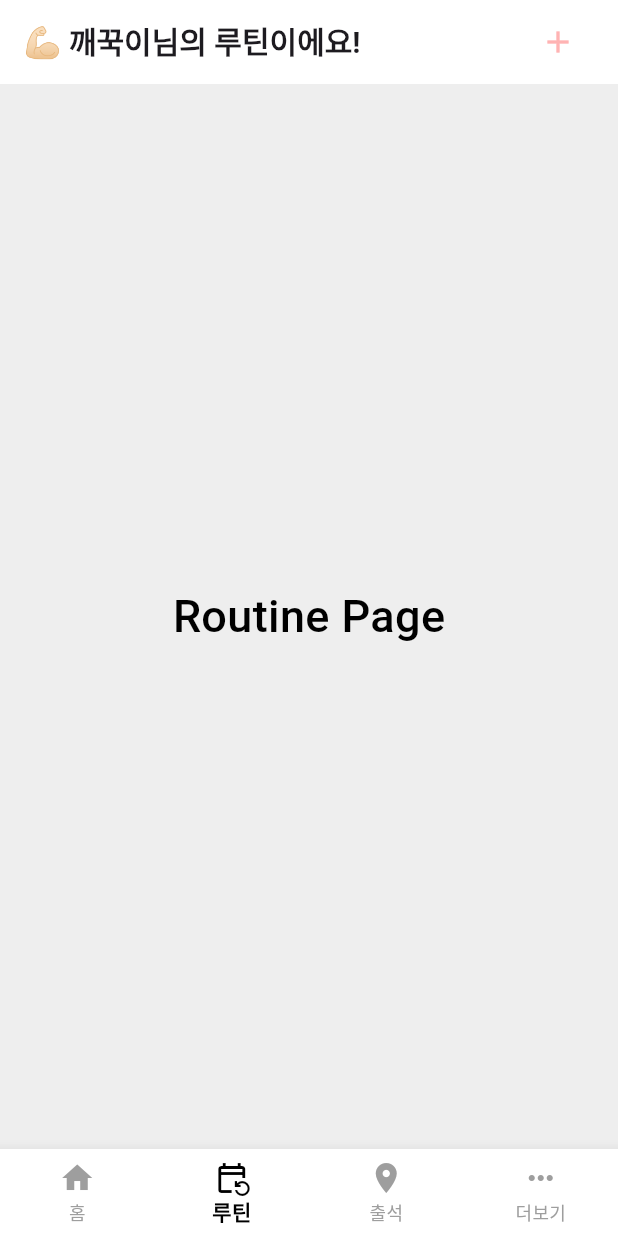
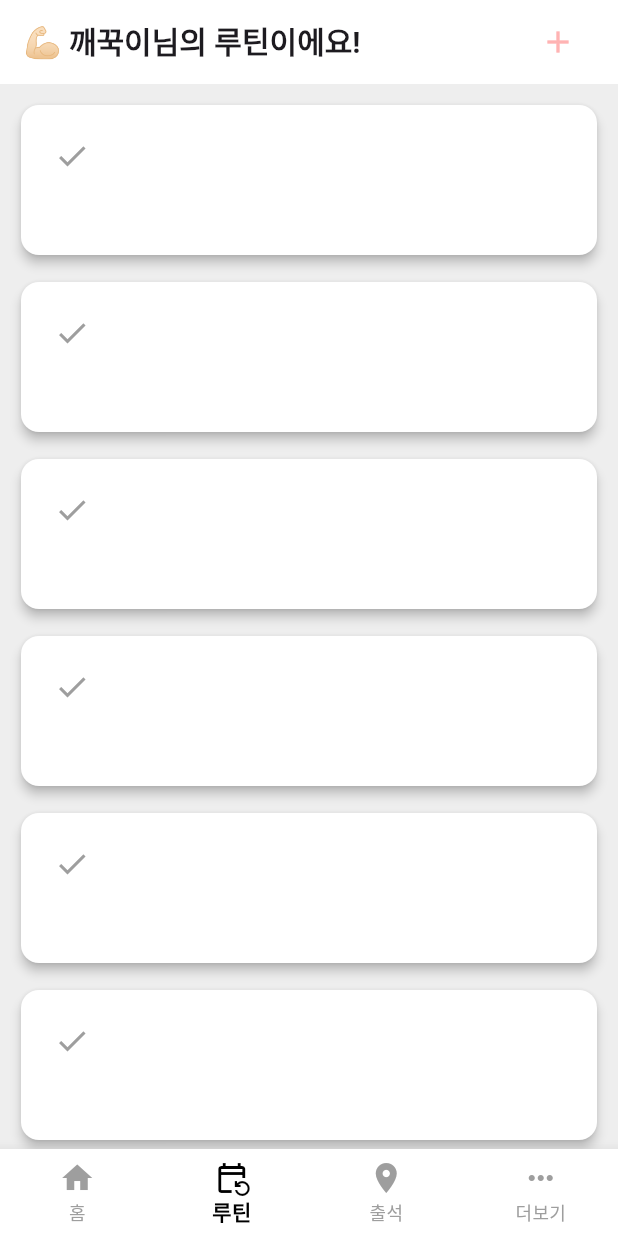
Before and after one commit to pre-per/healthudy, a Flutter app: the screen it shows after launch, item 2 of the bottom bar chosen, on a phone screen of 412 x 824 dp. Run offline on Flutter 3.47's test engine with Material 3 defaults, Android fonts, the phone set to English and light mode, and no system bars; our stand-ins replace table_calendar.

Commit message:
fifth commit

```diff
--- /dev/null
+++ b/lib/component/cardList.dart
@@ -0,0 +1,20 @@
+import 'package:flutter/material.dart';
+import 'package:healthudy/component/routineCard.dart';
+import 'package:healthudy/provider/cardProvider.dart';
+import 'package:provider/provider.dart';
+
+class CardListWidget extends StatelessWidget {
+  const CardListWidget({super.key});
+
+  @override
+  Widget build(BuildContext context) {
+    return Flexible(
+      child: ListView.builder(
+        itemCount: Provider.of<CardProvider>(context).cardNum,
+        itemBuilder: (context, index) {
+          return RoutineCard(routineName: 'Hello World');
+        },
+      ),
+    );
+  }
+}
--- a/lib/component/mapWidget.dart
+++ b/lib/component/mapWidget.dart
@@ -8,7 +8,7 @@ class MapWidget extends StatelessWidget {
   Widget build(BuildContext context) {
     return Container(
       width: 425.0,
-      height: 600.0,
+      height: 550.0,
       decoration: BoxDecoration(
         color: Colors.green[100],
       ),
--- a/lib/component/routineCard.dart
+++ b/lib/component/routineCard.dart
@@ -1,31 +1,59 @@
 import 'package:flutter/material.dart';
+import 'package:healthudy/const/colors.dart';
+import 'package:healthudy/provider/cardProvider.dart';
+import 'package:healthudy/provider/iconColorProvider.dart';
+import 'package:provider/provider.dart';
 
 class RoutineCard extends StatelessWidget {
-  const RoutineCard({super.key});
+  final String routineName;
+
+  const RoutineCard({
+    required this.routineName,
+    Key? key,
+  }) : super(key: key);
 
   @override
   Widget build(BuildContext context) {
-    return Card(
-      elevation: 4.0,
-      color: Colors.white,
-      child: SizedBox(
+    final iconColorProvider = Provider.of<IconColorProvider>(context);
+
+    return Padding(
+      padding: const EdgeInsets.only(top: 10.0, left: 10.0, right: 10.0),
+      child: Card(
+        elevation: 3.0,
+        color: MAIN_WHITE_COLOR,
+        child: Container(
+            width: 400.0,
             height: 100.0,
-        width: 400.0,
+            decoration: BoxDecoration(
+              borderRadius: BorderRadius.circular(6.0),
+            ),
+            child: Padding(
+              padding: EdgeInsets.all(10.0),
               child: Row(
                 mainAxisAlignment: MainAxisAlignment.start,
+                crossAxisAlignment: CrossAxisAlignment.center,
                 children: [
-            Padding(
-              padding: const EdgeInsets.all(10.0),
-              child: IconButton(
-                onPressed: () {},
+                  Column(
+                    children: [
+                      IconButton(
+                        onPressed: () {
+                          print("routine");
+                          iconColorProvider.changeColor();
+                        },
                         icon: Icon(
                           Icons.check,
-                  color: Colors.yellow[100],
-                ),
+                          color: iconColorProvider.iconColor,
                         ),
                       ),
                     ],
                   ),
+                  SizedBox(width: 10.0),
+                  Column(
+                    children: [],
+                  ),
+                ],
+              ),
+            )),
       ),
     );
   }
--- a/lib/const/colors.dart
+++ b/lib/const/colors.dart
@@ -3,4 +3,5 @@ import 'package:flutter/material.dart';
 const PRIMARY_COLOR = Color(0xFFFFB3B3);
 final MAIN_WHITE_COLOR = Colors.white;
 final MAIN_GREY_COLOR = Colors.grey[200]!;
+final LIGHT_GREY_COLOR = Colors.grey[100]!;
 final TEXT_BLACK_COLOR = Colors.black;
--- /dev/null
+++ b/lib/provider/cardProvider.dart
@@ -0,0 +1,12 @@
+import 'package:flutter/material.dart';
+
+class CardProvider with ChangeNotifier {
+  int _cardNum = 10;
+
+  int get cardNum => _cardNum;
+
+  void incrementCardNum() {
+    _cardNum++;
+    notifyListeners();
+  }
+}
--- /dev/null
+++ b/lib/provider/iconColorProvider.dart
@@ -0,0 +1,12 @@
+import 'package:flutter/material.dart';
+
+class IconColorProvider with ChangeNotifier {
+  Color _iconColor = Colors.grey;
+
+  Color get iconColor => _iconColor;
+
+  void changeColor() {
+    _iconColor = Colors.yellow;
+    notifyListeners();
+  }
+}
--- a/lib/screen/routine_screen.dart
+++ b/lib/screen/routine_screen.dart
@@ -1,4 +1,5 @@
 import 'package:flutter/material.dart';
+import 'package:healthudy/component/cardList.dart';
 import 'package:healthudy/const/colors.dart';
 
 class RoutineScreen extends StatelessWidget {
@@ -27,15 +28,10 @@ class RoutineScreen extends StatelessWidget {
         ),
       ),
       body: SafeArea(
-        child: Center(
-          child: Text(
-            'Routine Page',
-            style: TextStyle(
-              fontSize: 30.0,
-              fontWeight: FontWeight.w500,
-              color: Colors.black,
-            ),
-          ),
+        child: Column(
+          children: [
+            CardListWidget(),
+          ],
         ),
       ),
     );
--- a/pubspec.yaml
+++ b/pubspec.yaml
@@ -31,7 +31,7 @@ dependencies:
   flutter:
     sdk: flutter
   provider: ^6.1.2
-
+  table_calendar: ^3.1.2
 
   # The following adds the Cupertino Icons font to your application.
   # Use with the CupertinoIcons class for iOS style icons.
```
Also changed, not shown: lib/component/main_calendar.dart (+62 -11 lines), lib/main.dart (+6 -2 lines), lib/provider/scrollControllerProvider.dart (deleted, +0 -11 lines), lib/provider/selectedDateProvider.dart (added, +12 -0 lines), lib/screen/homescreen.dart (+4 -7 lines), pubspec.lock. Lines whose indentation alone changed are shown as unchanged.
